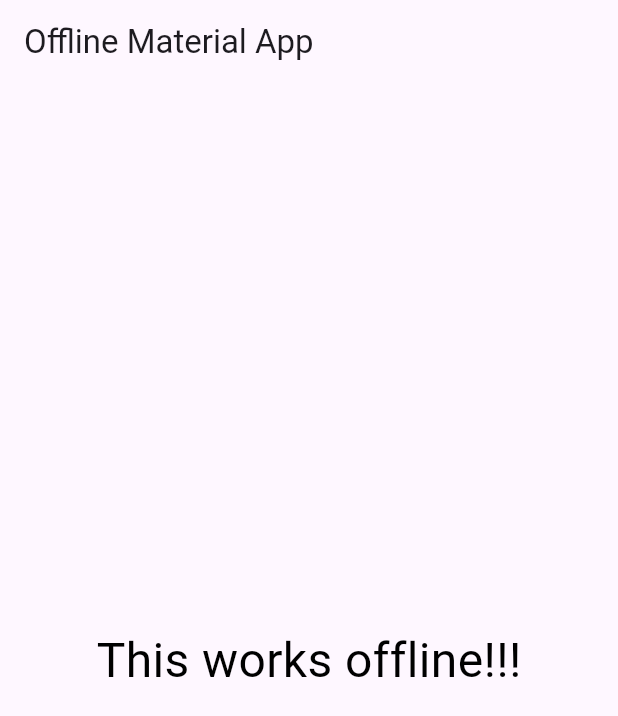
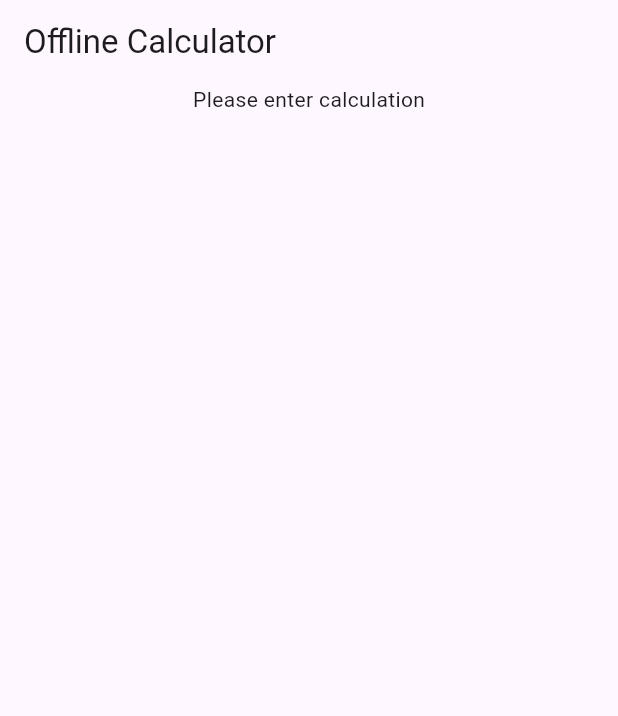
Before and after one commit to gonzalez-nunez-uriel/myofflinecalc, a Flutter app: the screen it shows after launch, on a phone screen of 412 x 824 dp. Shown: the top 716 px of the screen. Run offline on Flutter 3.47's test engine with Material 3 defaults, Android fonts, the phone set to English and light mode, and no system bars.

```diff
--- a/lib/main.dart
+++ b/lib/main.dart
@@ -10,19 +10,17 @@ class MyApp extends StatelessWidget {
   @override
   Widget build(BuildContext context) {
     return MaterialApp(
-      title: 'Offline Material App',
+      title: 'Offline Calculator',
       home: Scaffold(
         appBar: AppBar(
-          title: const Text('Offline Material App'),
+          title: const Text('Offline Calculator'),
         ),
         body: const Center(
-          child: Text(
-            'This works offline!!!',
-            style: TextStyle(
-              fontSize: 32,
-              color: Colors.black
-            ),
-          ),
+          child: Column(
+            children: [
+              Text('Please enter calculation'),
+            ],
+          )
         ),
       ),
     );
```
